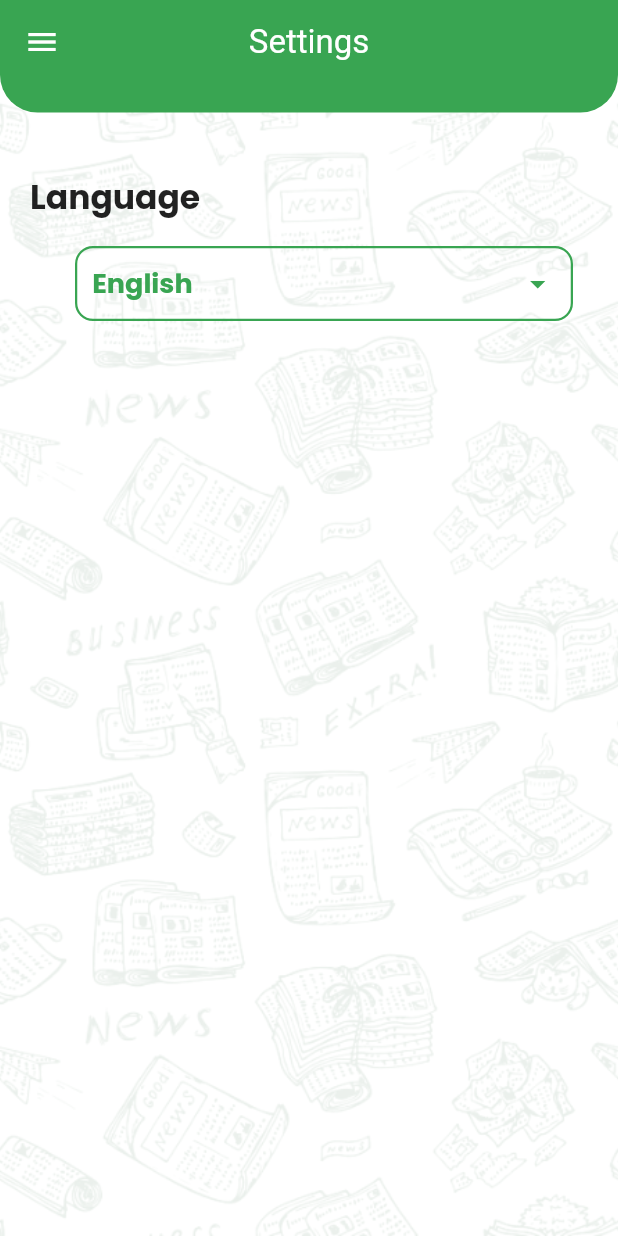
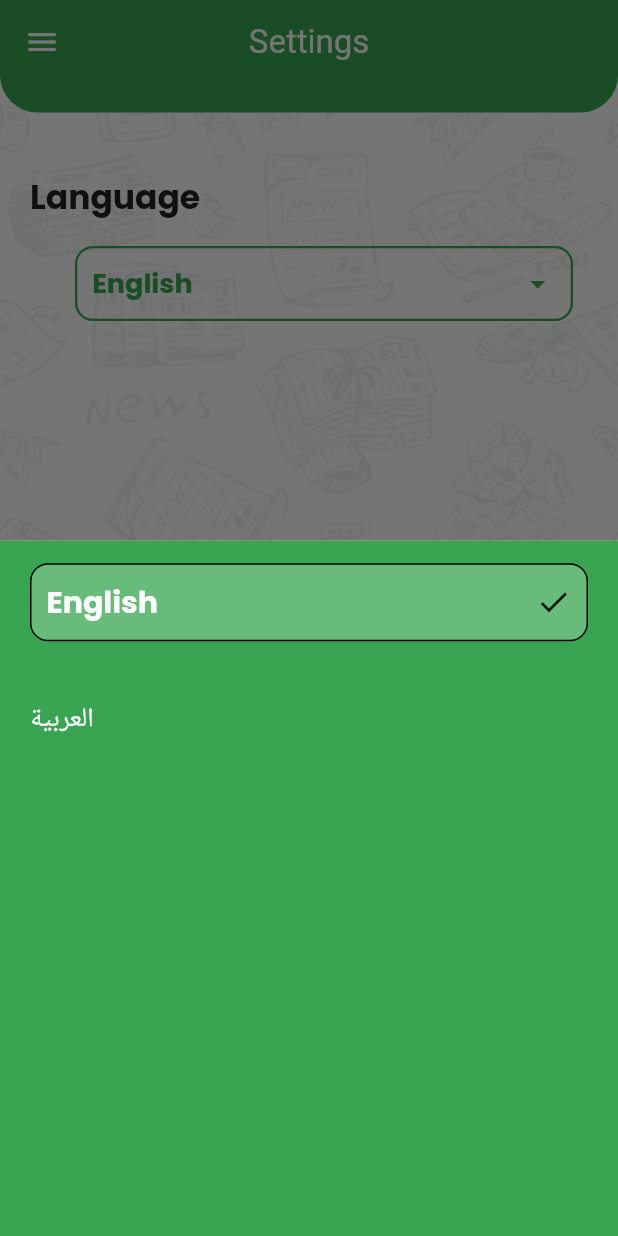
Before and after one commit to husseiiin258/news_app, a Flutter app: the SettingsView screen opened by its route, after a tap on "English", on a phone screen of 412 x 824 dp. Run offline on Flutter 3.47's test engine with Material 2 defaults, Android fonts, the phone set to English and light mode, and no system bars; our stand-ins replace google_fonts; Roboto replaces fonts that are missing (Exo).

Commit message:
settings design

```diff
--- /dev/null
+++ b/lib/app_provider.dart
@@ -0,0 +1,13 @@
+import 'package:flutter/material.dart';
+
+class AppProvider extends ChangeNotifier {
+  String currentLocale = "en";
+
+  ThemeMode currentTheme = ThemeMode.light;
+
+  changeLanguage(String newLanguage) {
+    if (currentLocale == newLanguage) return;
+    currentLocale = newLanguage;
+    notifyListeners();
+  }
+}
--- a/lib/home/custom_drawer.dart
+++ b/lib/home/custom_drawer.dart
@@ -3,6 +3,9 @@ import 'package:google_fonts/google_fonts.dart';
 import 'package:news_app/home/home_layout.dart';
 import 'package:news_app/settings/settings_view.dart';
 import 'package:news_app/splash_screen.dart';
+import 'package:provider/provider.dart';
+
+import '../app_provider.dart';
 
 class CustomDrawer extends StatelessWidget {
   final Function onCategoryClicked ;
@@ -11,6 +14,7 @@ class CustomDrawer extends StatelessWidget {
   @override
   Widget build(BuildContext context) {
     var mediaQuery = MediaQuery.of(context).size;
+    var appProvider = Provider.of<AppProvider>(context);
     return Container(
       width: mediaQuery.width*0.7,
       color: Colors.white,
@@ -22,7 +26,7 @@ class CustomDrawer extends StatelessWidget {
             width: mediaQuery.width*0.7,
             height: mediaQuery.height*0.15,
             color: Color(0xff39A552),
-            child: Text("News App" , style:GoogleFonts.exo(
+            child: Text(appProvider.currentLocale=="en" ?"News App" : "الأخبار", style:GoogleFonts.exo(
                 color: Colors.white,
                 fontWeight: FontWeight.normal,
                 fontSize: 22
@@ -37,7 +41,7 @@ class CustomDrawer extends StatelessWidget {
               child: Row(
                 children: [
                   Icon(Icons.menu , size: 38,),
-                  Text("  Categories" , style:GoogleFonts.exo(
+                  Text(appProvider.currentLocale=="en" ?"  Categories": "الفئات" , style:GoogleFonts.exo(
                       color: Colors.black,
                       fontWeight: FontWeight.bold,
                       fontSize: 24
@@ -57,7 +61,7 @@ class CustomDrawer extends StatelessWidget {
               child: Row(
                 children: [
                   Icon(Icons.settings , size: 38,),
-                  Text("  settings" , style:GoogleFonts.exo(
+                  Text(appProvider.currentLocale=="en" ?"  settings" :"الأعدادات", style:GoogleFonts.exo(
                       color: Colors.black,
                       fontWeight: FontWeight.bold,
                       fontSize: 24
--- a/lib/home/home_layout.dart
+++ b/lib/home/home_layout.dart
@@ -2,7 +2,9 @@ import 'package:flutter/material.dart';
 import 'package:google_fonts/google_fonts.dart';
 import 'package:news_app/home/custom_drawer.dart';
 import 'package:news_app/model/news_details_view.dart';
+import 'package:provider/provider.dart';
 
+import '../app_provider.dart';
 import '../model/category_item.dart';
 import '../model/category_model.dart';
 
@@ -30,7 +32,7 @@ class _HomeLayoutState extends State<HomeLayout> {
         CategoryColor: Color(0xff003E90)),
     CategoryModel(
         CategoryId: "health",
-        CategoryTitle: "Health",
+        CategoryTitle:  "Health",
         CategoryImage: "assets/images/health.png",
         CategoryColor: Color(0xffED1E79)),
     CategoryModel(
@@ -53,6 +55,7 @@ class _HomeLayoutState extends State<HomeLayout> {
   @override
   Widget build(BuildContext context) {
     var mediaQuery = MediaQuery.of(context).size;
+    var appProvider = Provider.of<AppProvider>(context);
     return Container(
       height: mediaQuery.height,
       width: mediaQuery.width,
@@ -73,8 +76,8 @@ class _HomeLayoutState extends State<HomeLayout> {
             )),
             elevation: 0,
             centerTitle: true,
-            title: Text(selectedCategory==null ?
-            "News App" : selectedCategory!.CategoryTitle,
+            title: Text(selectedCategory==null ? appProvider.currentLocale=="en" ?
+            "News App" :"الأخبار" : selectedCategory!.CategoryTitle,
               style: GoogleFonts.exo(
                   color: Colors.white,
                   fontWeight: FontWeight.normal,
@@ -91,8 +94,8 @@ class _HomeLayoutState extends State<HomeLayout> {
             Container(
               alignment: Alignment.centerLeft,
               margin: EdgeInsets.only(left: 25, top: 30),
-              child: Text(
-                "Pick your category \nof interest",
+              child: Text(appProvider.currentLocale=="en" ?
+                "Pick your category \nof interest" : "أختر فئتك المفضلة",
                 style: GoogleFonts.poppins(
                   fontSize: 22,
                   fontWeight: FontWeight.bold,
--- a/lib/main.dart
+++ b/lib/main.dart
@@ -1,11 +1,14 @@
 import 'package:flutter/material.dart';
 import 'package:news_app/settings/settings_view.dart';
 import 'package:news_app/splash_screen.dart';
+import 'package:provider/provider.dart';
 
+import 'app_provider.dart';
 import 'home/home_layout.dart';
 
 void main() {
-  runApp(const MyApp());
+  runApp(ChangeNotifierProvider(
+      create: (context) => AppProvider(), child: const MyApp()));
 }
 
 class MyApp extends StatelessWidget {
--- /dev/null
+++ b/lib/settings/language_bottom_sheet.dart
@@ -0,0 +1,48 @@
+import 'package:flutter/material.dart';
+import 'package:news_app/settings/selected_language.dart';
+import 'package:news_app/settings/unselected_language.dart';
+
+import 'package:provider/provider.dart';
+
+import '../app_provider.dart';
+
+class LanguageBottomSheet extends StatelessWidget {
+  const LanguageBottomSheet({super.key});
+
+  @override
+  Widget build(BuildContext context) {
+    var mediaQuery = MediaQuery.of(context).size;
+    var theme = Theme.of(context);
+    var appProvider = Provider.of<AppProvider>(context);
+    return Container(
+      padding: EdgeInsets.symmetric(horizontal: 20, vertical: 15),
+      decoration: BoxDecoration(
+        color: Color(0xff39A552),
+      ),
+      child: Column(
+        crossAxisAlignment: CrossAxisAlignment.start,
+        children: [
+          GestureDetector(
+              onTap: () {
+                appProvider.changeLanguage("en");
+                Navigator.pop(context);
+              },
+              child: appProvider.currentLocale == "en"
+                  ? SelectedOption(selectedTitle: "English")
+                  : UnSelectedOption(unSelectedtitle: "English")),
+          SizedBox(
+            height: 40,
+          ),
+          GestureDetector(
+              onTap: () {
+                appProvider.changeLanguage("ar");
+                Navigator.pop(context);
+              },
+              child: appProvider.currentLocale == "ar"
+                  ? SelectedOption(selectedTitle: "العربية")
+                  : UnSelectedOption(unSelectedtitle: "العربية"))
+        ],
+      ),
+    );
+  }
+}
--- /dev/null
+++ b/lib/settings/selected_language.dart
@@ -0,0 +1,27 @@
+import 'package:flutter/material.dart';
+import 'package:google_fonts/google_fonts.dart';
+
+class SelectedOption extends StatelessWidget {
+  final String selectedTitle;
+
+  const SelectedOption({super.key, required this.selectedTitle});
+
+  @override
+  Widget build(BuildContext context) {
+    return Container(
+      padding: EdgeInsets.all(10),
+      decoration: BoxDecoration(
+          color: Colors.white24,
+          border: Border.all(color: Colors.black),
+          borderRadius: BorderRadius.circular(12)),
+      child: Row(
+        mainAxisAlignment: MainAxisAlignment.spaceBetween,
+        children: [Text(selectedTitle  , style: GoogleFonts.poppins(
+          fontSize: 20 ,
+          color: Colors.white,
+          fontWeight: FontWeight.bold
+        ),), Icon(Icons.check)],
+      ),
+    );
+  }
+}
--- a/lib/settings/settings_view.dart
+++ b/lib/settings/settings_view.dart
@@ -3,8 +3,11 @@
 import 'package:flutter/material.dart';
 import 'package:google_fonts/google_fonts.dart';
 import 'package:news_app/home/home_layout.dart';
+import 'package:provider/provider.dart';
 
+import '../app_provider.dart';
 import '../home/custom_drawer.dart';
+import 'language_bottom_sheet.dart';
 
 
 class SettingsView extends StatefulWidget {
@@ -19,6 +22,8 @@ class SettingsView extends StatefulWidget {
 class _SettingsViewState extends State<SettingsView> {
   @override
   Widget build(BuildContext context) {
+    var appProvider = Provider.of<AppProvider>(context);
+
     var mediaQuery = MediaQuery.of(context).size;
 
     return Container(
@@ -41,7 +46,7 @@ class _SettingsViewState extends State<SettingsView> {
                 )),
             elevation: 0,
             centerTitle: true,
-            title: Text("Settings",
+            title: Text(appProvider.currentLocale=="en" ?"Settings" : "الاعدادات",
               style: GoogleFonts.exo(
                   color: Colors.white,
                   fontWeight: FontWeight.normal,
@@ -57,15 +62,17 @@ class _SettingsViewState extends State<SettingsView> {
             crossAxisAlignment: CrossAxisAlignment.start,
             children: [
               Container(
-                child: Text(
-                "Language", style: GoogleFonts.poppins(
+                child: Text(appProvider.currentLocale=="en" ?
+                "Language" : "اللغة", style: GoogleFonts.poppins(
                   fontSize: 22,
                   fontWeight: FontWeight.bold
                 ),
                 ),
               ),
               GestureDetector(
-                onTap: (){},
+                onTap: (){
+                  showLanguageSheet(context);
+                },
                 child: Container(
 
                   height: 50,
@@ -80,8 +87,8 @@ class _SettingsViewState extends State<SettingsView> {
                   child: Row(
                     mainAxisAlignment: MainAxisAlignment.spaceBetween,
                     children: [
-                      Text(
-                     "English", style: GoogleFonts.poppins(
+                      Text(appProvider.currentLocale=="en" ?
+                     "English" : "العربية", style: GoogleFonts.poppins(
                           fontSize: 18,
                           fontWeight: FontWeight.bold,
                         color: Color(0xff39A552),
@@ -107,4 +114,8 @@ class _SettingsViewState extends State<SettingsView> {
     Navigator.pop(context);
     Navigator.pushNamed(context, HomeLayout.routeName);
   }
+  void showLanguageSheet(context) {
+    showModalBottomSheet(
+        context: context, builder: (context) => LanguageBottomSheet());
+  }
 }
--- /dev/null
+++ b/lib/settings/unselected_language.dart
@@ -0,0 +1,16 @@
+import 'package:flutter/material.dart';
+import 'package:google_fonts/google_fonts.dart';
+
+class UnSelectedOption extends StatelessWidget {
+  final String unSelectedtitle;
+
+  const UnSelectedOption({super.key, required this.unSelectedtitle});
+
+  @override
+  Widget build(BuildContext context) {
+    return Text(unSelectedtitle , style: GoogleFonts.poppins(
+      fontSize: 18,
+      color: Colors.white,
+    ),);
+  }
+}
--- a/pubspec.yaml
+++ b/pubspec.yaml
@@ -37,6 +37,7 @@ dependencies:
   cupertino_icons: ^1.0.2
   google_fonts: ^6.1.0
   http: ^1.1.0
+  provider: ^6.0.5
 
 dev_dependencies:
   flutter_test:
```
Also changed, not shown: pubspec.lock.
